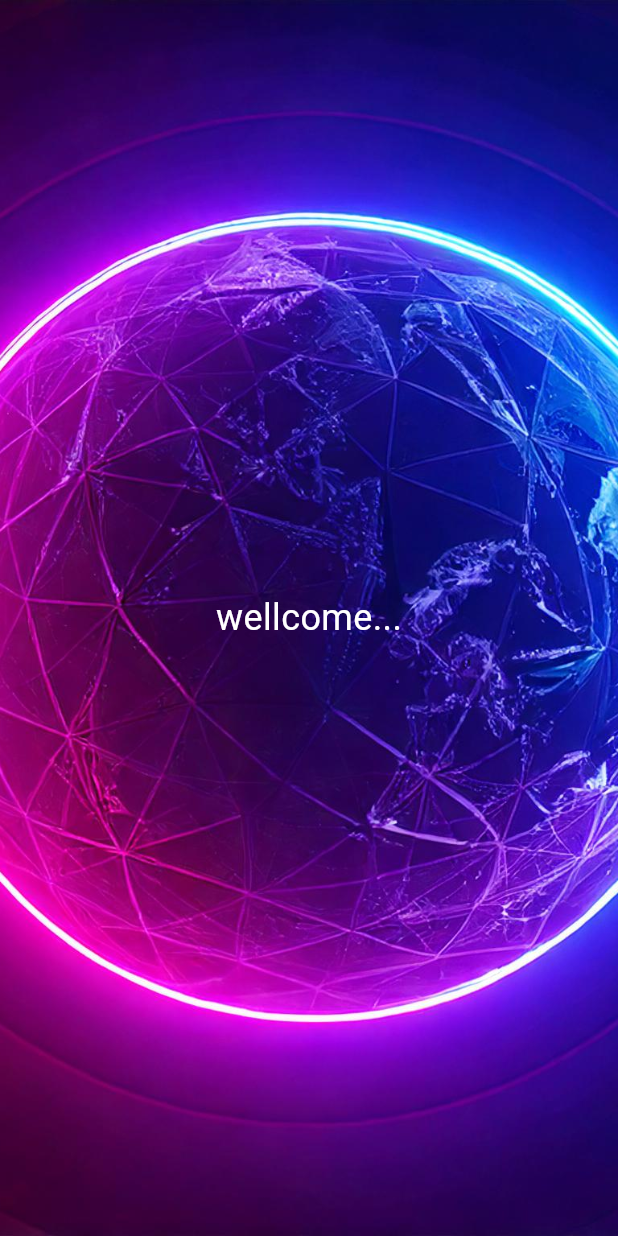
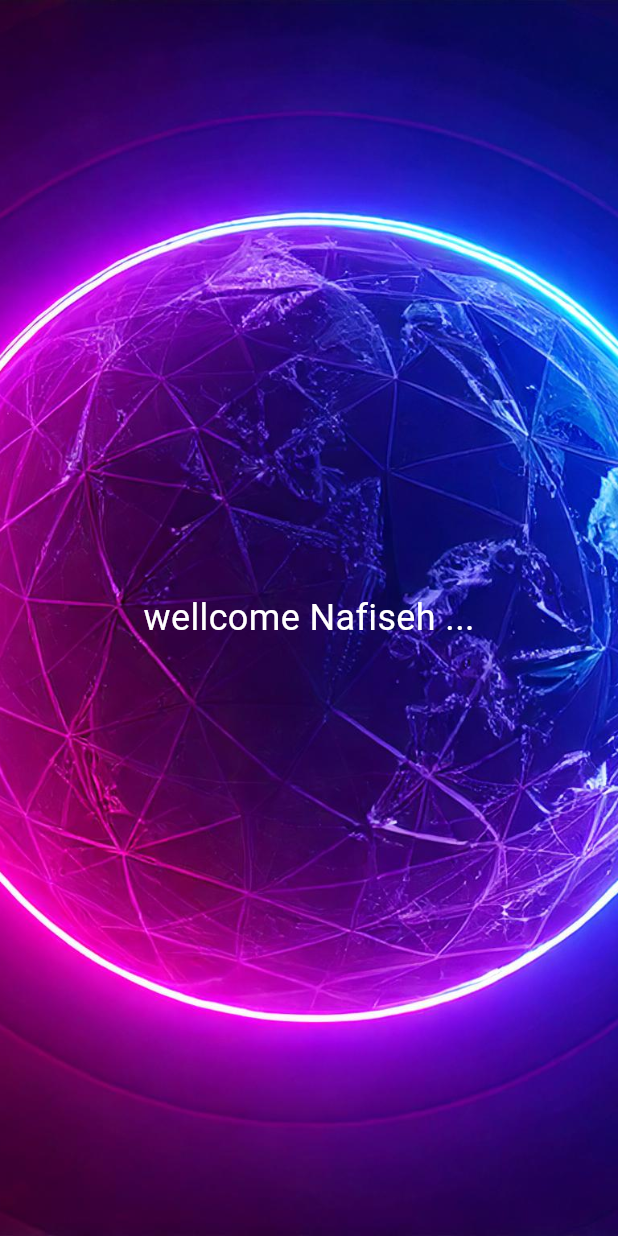
Before and after one commit to NsAshrafi/task-terk, a Flutter app: the screen it shows after launch, on a phone screen of 412 x 824 dp. Run offline on Flutter 3.47's test engine with Material 3 defaults, Android fonts, the light colour scheme and no system bars.

Commit message:
i have changed wellcome to wellcome nafiseh

```diff
--- a/lib/main.dart
+++ b/lib/main.dart
@@ -1,6 +1,6 @@
 import 'package:flutter/material.dart';
 
-void main () => runApp(MyApp());
+void main() => runApp(MyApp());
 
 class MyApp extends StatelessWidget {
   const MyApp({super.key});
@@ -9,22 +9,20 @@ class MyApp extends StatelessWidget {
   Widget build(BuildContext context) {
     return MaterialApp(
         debugShowCheckedModeBanner: false,
-      home : Scaffold(
+        home: Scaffold(
           body: Container(
             decoration: const BoxDecoration(
                 image: const DecorationImage(
               image: AssetImage('assets/img/back.jpg'),
               fit: BoxFit.cover,
-            )
-          ),
+            )),
             child: const Center(
               child: Text(
-              'wellcome...',
+                'wellcome Nafiseh ...',
                 style: TextStyle(color: Colors.white, fontSize: 24),
               ),
             ),
           ),
-      )
-    );
+        ));
   }
 }
```
Lines whose indentation alone changed are shown as unchanged.
